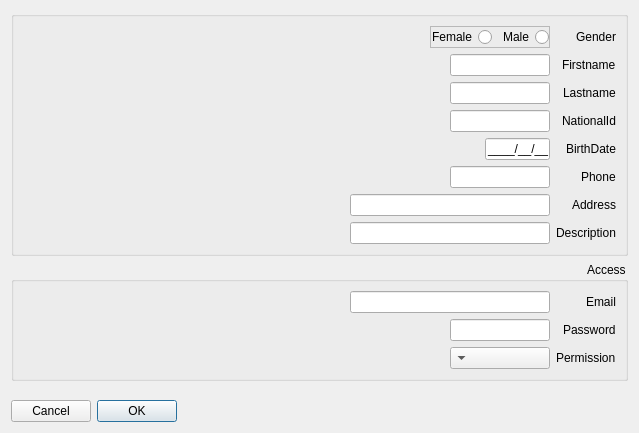
nournia/ketabkhaane, file Client/reghaabat/userform.ui: the form before one commit.
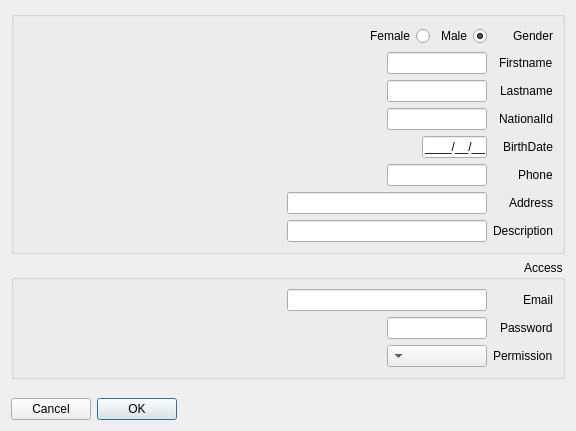
The form after the commit.

Diff of the .ui file:
```diff
--- a/Client/reghaabat/userform.ui
+++ b/Client/reghaabat/userform.ui
@@ -6,8 +6,8 @@
    <rect>
     <x>0</x>
     <y>0</y>
-    <width>639</width>
-    <height>433</height>
+    <width>576</width>
+    <height>431</height>
    </rect>
   </property>
   <property name="windowTitle">
@@ -23,56 +23,17 @@
       <string/>
      </property>
      <layout class="QFormLayout" name="formLayout_2">
-      <item row="0" column="0">
-       <widget class="QLabel" name="label_11">
-        <property name="text">
-         <string>Gender</string>
-        </property>
-       </widget>
-      </item>
-      <item row="0" column="1">
-       <widget class="QFrame" name="frame">
-        <property name="maximumSize">
-         <size>
-          <width>120</width>
-          <height>16777215</height>
-         </size>
-        </property>
-        <property name="frameShape">
-         <enum>QFrame::StyledPanel</enum>
-        </property>
-        <property name="frameShadow">
-         <enum>QFrame::Raised</enum>
-        </property>
-        <layout class="QHBoxLayout" name="horizontalLayout_2">
-         <property name="margin">
-          <number>0</number>
-         </property>
-         <item>
-          <widget class="QRadioButton" name="radioButton">
-           <property name="text">
-            <string>Male</string>
-           </property>
-          </widget>
-         </item>
-         <item>
-          <widget class="QRadioButton" name="radioButton_2">
-           <property name="text">
-            <string>Female</string>
-           </property>
-          </widget>
-         </item>
-        </layout>
-       </widget>
-      </item>
-      <item row="1" column="0">
+      <property name="fieldGrowthPolicy">
+       <enum>QFormLayout::AllNonFixedFieldsGrow</enum>
+      </property>
+      <item row="2" column="0">
        <widget class="QLabel" name="label_2">
         <property name="text">
          <string>Firstname</string>
         </property>
        </widget>
       </item>
-      <item row="1" column="1">
+      <item row="2" column="1">
        <widget class="QLineEdit" name="eFirstname">
         <property name="maximumSize">
          <size>
@@ -82,14 +43,14 @@
         </property>
        </widget>
       </item>
-      <item row="2" column="0">
+      <item row="3" column="0">
        <widget class="QLabel" name="label_3">
         <property name="text">
          <string>Lastname</string>
         </property>
        </widget>
       </item>
-      <item row="2" column="1">
+      <item row="3" column="1">
        <widget class="QLineEdit" name="eLastname">
         <property name="maximumSize">
          <size>
@@ -99,14 +60,14 @@
         </property>
        </widget>
       </item>
-      <item row="3" column="0">
+      <item row="4" column="0">
        <widget class="QLabel" name="label">
         <property name="text">
          <string>NationalId</string>
         </property>
        </widget>
       </item>
-      <item row="3" column="1">
+      <item row="4" column="1">
        <widget class="QLineEdit" name="eNationalId">
         <property name="maximumSize">
          <size>
@@ -119,14 +80,14 @@
         </property>
        </widget>
       </item>
-      <item row="4" column="0">
+      <item row="5" column="0">
        <widget class="QLabel" name="label_4">
         <property name="text">
          <string>BirthDate</string>
         </property>
        </widget>
       </item>
-      <item row="4" column="1">
+      <item row="5" column="1">
        <widget class="QLineEdit" name="eBirthDate">
         <property name="maximumSize">
          <size>
@@ -139,14 +100,14 @@
         </property>
        </widget>
       </item>
-      <item row="5" column="0">
+      <item row="6" column="0">
        <widget class="QLabel" name="label_7">
         <property name="text">
          <string>Phone</string>
         </property>
        </widget>
       </item>
-      <item row="5" column="1">
+      <item row="6" column="1">
        <widget class="QLineEdit" name="ePhone">
         <property name="maximumSize">
          <size>
@@ -156,14 +117,14 @@
         </property>
        </widget>
       </item>
-      <item row="6" column="0">
+      <item row="7" column="0">
        <widget class="QLabel" name="label_5">
         <property name="text">
          <string>Address</string>
         </property>
        </widget>
       </item>
-      <item row="6" column="1">
+      <item row="7" column="1">
        <widget class="QLineEdit" name="eAddress">
         <property name="maximumSize">
          <size>
@@ -173,14 +134,14 @@
         </property>
        </widget>
       </item>
-      <item row="7" column="0">
+      <item row="8" column="0">
        <widget class="QLabel" name="label_10">
         <property name="text">
          <string>Description</string>
         </property>
        </widget>
       </item>
-      <item row="7" column="1">
+      <item row="8" column="1">
        <widget class="QLineEdit" name="eDescription">
         <property name="maximumSize">
          <size>
@@ -190,6 +151,45 @@
         </property>
        </widget>
       </item>
+      <item row="0" column="0">
+       <widget class="QLabel" name="label_11">
+        <property name="text">
+         <string>Gender</string>
+        </property>
+       </widget>
+      </item>
+      <item row="0" column="1">
+       <widget class="QWidget" name="widget" native="true">
+        <property name="maximumSize">
+         <size>
+          <width>120</width>
+          <height>16777215</height>
+         </size>
+        </property>
+        <layout class="QHBoxLayout" name="horizontalLayout">
+         <property name="margin">
+          <number>0</number>
+         </property>
+         <item>
+          <widget class="QRadioButton" name="rMale">
+           <property name="text">
+            <string>Male</string>
+           </property>
+           <property name="checked">
+            <bool>true</bool>
+           </property>
+          </widget>
+         </item>
+         <item>
+          <widget class="QRadioButton" name="rFemale">
+           <property name="text">
+            <string>Female</string>
+           </property>
+          </widget>
+         </item>
+        </layout>
+       </widget>
+      </item>
      </layout>
     </widget>
    </item>
```
Left out of the diff: 13 changed lines with no effect on the pictures.
